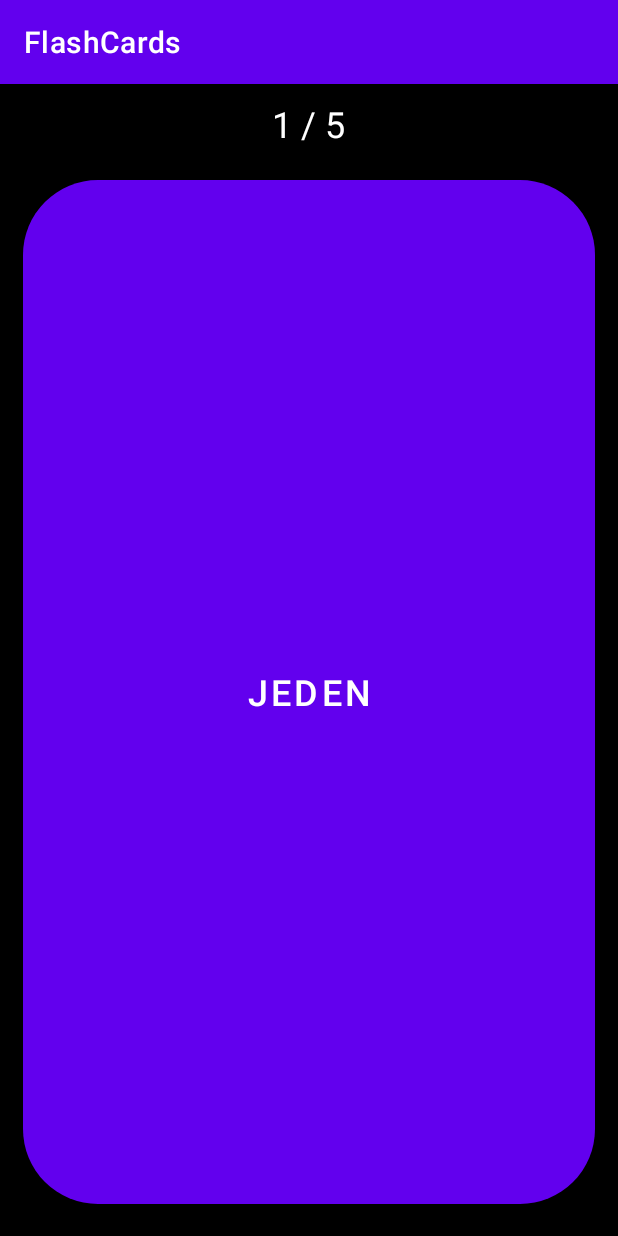
After one commit to mikdDd/FlashCards, an Android app: the StudyingActivity screen opened directly, with no data from a screen before it, on a phone screen of 412 x 824 dp. The commit adds this screen. Run offline under Robolectric (Android 15) with nearby library versions, the phone set to English and light mode, and no system bars.

Commit message:
Study mode first take

```diff
--- a/app/src/main/AndroidManifest.xml
+++ b/app/src/main/AndroidManifest.xml
@@ -16,6 +16,17 @@
             android:theme="@style/Theme.AppCompat.Dialog"
             android:exported="false" />
         <activity
+            android:name=".StudyingActivity">
+            <!--
+            android:exported="true">
+            <intent-filter>
+                <action android:name="android.intent.action.MAIN" />
+
+                <category android:name="android.intent.category.LAUNCHER" />
+            </intent-filter>
+            -->
+        </activity>
+        <activity
             android:name=".MainActivity"
             android:exported="true">
             <intent-filter>
--- /dev/null
+++ b/app/src/main/java/com/example/flashcards/FlashCardStudyingAdapter.kt
@@ -0,0 +1,35 @@
+package com.example.flashcards
+
+import android.annotation.SuppressLint
+import android.view.LayoutInflater
+import android.view.View
+import android.view.ViewGroup
+import android.widget.TextView
+import androidx.recyclerview.widget.RecyclerView
+
+class FlashCardStudyingAdapter(private val flashCards: ArrayList<String>) : RecyclerView.Adapter<FlashCardStudyingAdapter.ViewHolder>() {
+
+    class ViewHolder(view: View) : RecyclerView.ViewHolder(view) {
+        private val flashCardTextView : TextView = view.findViewById(R.id.flashCard)
+        private val number : TextView = view.findViewById(R.id.nr)
+        @SuppressLint("SetTextI18n")
+        fun setText(txt : String, position: Int, size : Int) {
+            val index = position + 1
+            flashCardTextView.text = txt
+            number.text = "$index / $size"
+        }
+    }
+
+    override fun onCreateViewHolder(parent: ViewGroup, viewType: Int): ViewHolder {
+        val view = LayoutInflater.from(parent.context).inflate(R.layout.flashcard_view, parent, false)
+        return ViewHolder(view)
+    }
+
+    override fun getItemCount(): Int {
+        return flashCards.size
+    }
+
+    override fun onBindViewHolder(holder: ViewHolder, position: Int) {
+        holder.setText(flashCards[position], position, flashCards.size)
+    }
+}
--- /dev/null
+++ b/app/src/main/java/com/example/flashcards/StudyingActivity.kt
@@ -0,0 +1,42 @@
+package com.example.flashcards
+
+import android.annotation.SuppressLint
+import android.os.Bundle
+import android.widget.TextView
+import androidx.appcompat.app.AppCompatActivity
+import androidx.recyclerview.widget.ItemTouchHelper
+import androidx.recyclerview.widget.LinearLayoutManager
+import androidx.recyclerview.widget.PagerSnapHelper
+import androidx.recyclerview.widget.RecyclerView
+
+class StudyingActivity : AppCompatActivity() {
+    private lateinit var flashCardRecyclerView: RecyclerView
+    //TODO: Get flashcards from the folder
+    private var flashCards = arrayListOf<String>()
+
+    override fun onCreate(savedInstanceState: Bundle?) {
+        super.onCreate(savedInstanceState)
+        setContentView(R.layout.activity_learning)
+        flashCards.add("jeden")
+        flashCards.add("dwa")
+        flashCards.add("trzy")
+        flashCards.add("cztery")
+        flashCards.add("pięć")
+        initWidgets()
+        setFlashCardView()
+    }
+
+    private fun initWidgets() {
+        flashCardRecyclerView = findViewById(R.id.flashCardRecyclerView)
+    }
+
+    @SuppressLint("SetTextI18n")
+    private fun setFlashCardView() {
+        val layoutManager = LinearLayoutManager(this, LinearLayoutManager.HORIZONTAL,false)
+        flashCardRecyclerView.layoutManager = layoutManager
+        flashCardRecyclerView.setHasFixedSize(true)
+        val flashCardAdapter = FlashCardStudyingAdapter(flashCards)
+        flashCardRecyclerView.adapter = flashCardAdapter
+        PagerSnapHelper().attachToRecyclerView(flashCardRecyclerView)
+    }
+}
--- /dev/null
+++ b/app/src/main/res/layout/activity_learning.xml
@@ -0,0 +1,15 @@
+<?xml version="1.0" encoding="utf-8"?>
+<LinearLayout xmlns:android="http://schemas.android.com/apk/res/android"
+    xmlns:app="http://schemas.android.com/apk/res-auto"
+    xmlns:tools="http://schemas.android.com/tools"
+    android:layout_width="match_parent"
+    android:layout_height="match_parent"
+    android:background="#000000"
+    android:orientation="vertical">
+
+    <androidx.recyclerview.widget.RecyclerView
+        android:id="@+id/flashCardRecyclerView"
+        android:layout_width="match_parent"
+        android:layout_height="match_parent" />
+
+</LinearLayout>
--- /dev/null
+++ b/app/src/main/res/layout/flashcard_view.xml
@@ -0,0 +1,45 @@
+<?xml version="1.0" encoding="utf-8"?>
+<LinearLayout
+    xmlns:android="http://schemas.android.com/apk/res/android"
+    xmlns:app="http://schemas.android.com/apk/res-auto"
+    xmlns:tools="http://schemas.android.com/tools"
+    android:id="@+id/parentView"
+    android:layout_width="match_parent"
+    android:layout_height="match_parent"
+    android:orientation="vertical"
+    android:background="#000000">
+
+    <TextView
+        android:id="@+id/nr"
+        android:layout_width="wrap_content"
+        android:layout_height="wrap_content"
+        android:layout_gravity="center"
+        android:layout_marginTop="10dp"
+        android:gravity="center|center_horizontal|center_vertical"
+        android:text="@string/nr_amount"
+        android:textColor="#FFFFFF"
+        android:textSize="24sp"
+        app:layout_constraintBottom_toBottomOf="parent"
+        app:layout_constraintEnd_toEndOf="parent"
+        app:layout_constraintHorizontal_bias="0"
+        app:layout_constraintStart_toStartOf="parent"
+        app:layout_constraintTop_toBottomOf="@+id/flashCard"
+        app:layout_constraintVertical_bias="1.0" />
+
+    <Button
+        android:id="@+id/flashCard"
+        android:layout_width="match_parent"
+        android:layout_height="match_parent"
+        android:layout_marginLeft="15dp"
+        android:layout_marginTop="15dp"
+        android:layout_marginRight="15dp"
+        android:layout_marginBottom="15dp"
+        android:text="Notion"
+        android:textSize="24sp"
+        app:cornerRadius="50dp"
+        app:layout_constraintBottom_toBottomOf="parent"
+        app:layout_constraintEnd_toEndOf="parent"
+        app:layout_constraintStart_toStartOf="parent"
+        app:layout_constraintTop_toTopOf="parent" />
+
+</LinearLayout>
--- a/app/src/main/res/values/strings.xml
+++ b/app/src/main/res/values/strings.xml
@@ -1,3 +1,4 @@
 <resources>
     <string name="app_name">FlashCards</string>
+    <string name="nr_amount">nr / amount</string>
 </resources>
```
